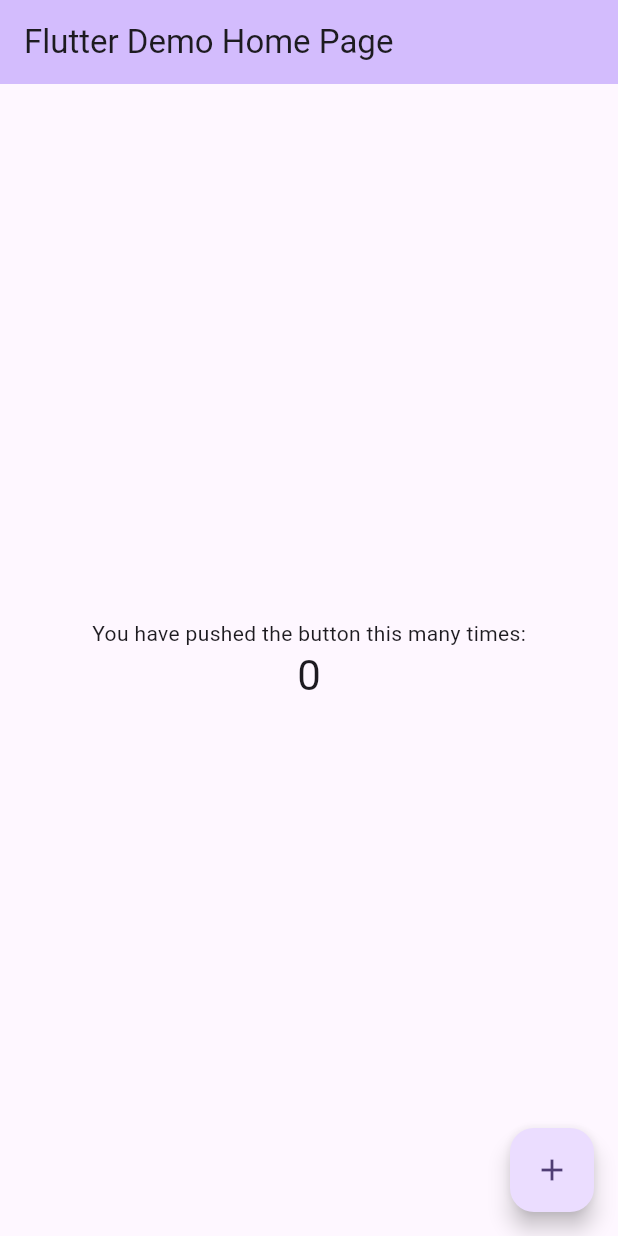
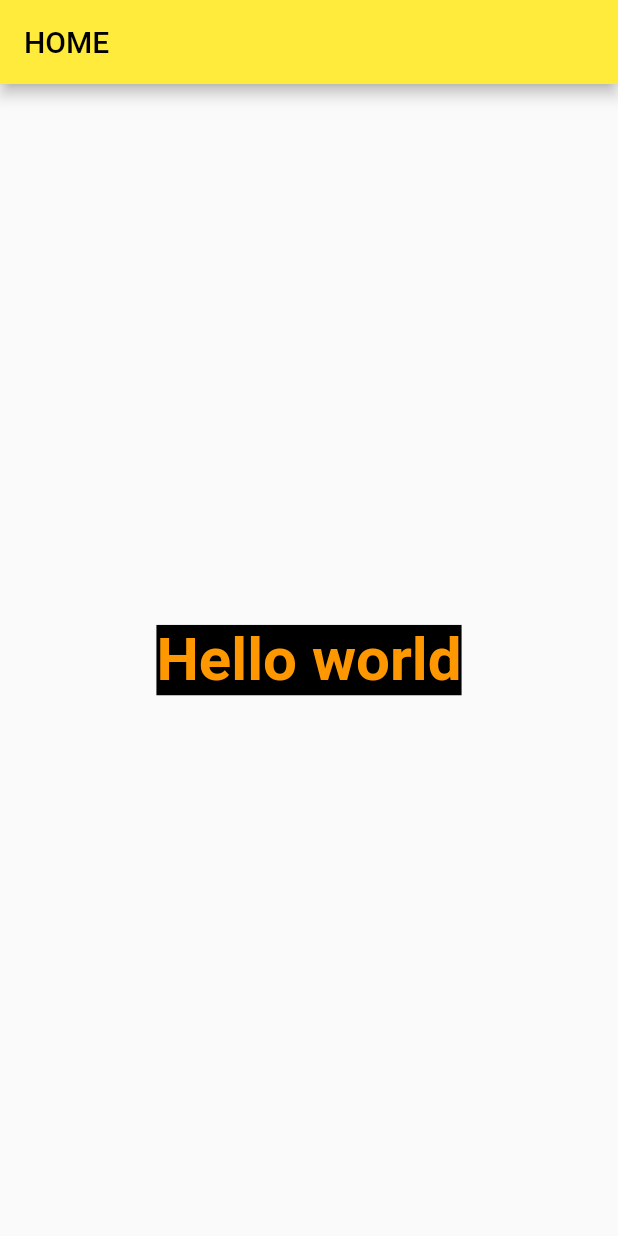
Before and after one commit to Nvtuan2002/Flutter_Radiation, a Flutter app: the screen it shows after launch, on a phone screen of 412 x 824 dp. Run offline on Flutter 3.47's test engine with Material 2 defaults, Android fonts, the phone set to English and light mode, and no system bars.

Commit message:
Update main.dart

```diff
--- a/hello_world/lib/main.dart
+++ b/hello_world/lib/main.dart
@@ -1,3 +1,4 @@
+/*
 import 'package:flutter/material.dart';
 
 void main() {
@@ -123,3 +124,55 @@ class _MyHomePageState extends State<MyHomePage> {
     );
   }
 }
+*/
+
+import 'package:flutter/material.dart';
+
+void main() {
+  runApp(const MyApp());
+}
+
+class MyApp extends StatelessWidget {
+  const MyApp({super.key});
+
+  @override
+  Widget build(BuildContext context) {
+    return MaterialApp(
+        title: 'Flutter Hello World',
+        theme: ThemeData(primarySwatch: Colors.blue),
+        home: const MyHomePage(
+          title: "HOME",
+        ));
+  }
+}
+
+class MyHomePage extends StatefulWidget {
+  const MyHomePage({Key? key, required this.title}) : super(key: key);
+  final String title;
+  @override
+  State<MyHomePage> createState() => _MyHomePageState();
+}
+
+class _MyHomePageState extends State<MyHomePage> {
+  @override
+  Widget build(BuildContext context) {
+    return Scaffold(
+        appBar: AppBar(
+          backgroundColor: Colors.yellow,
+          title: Text(
+            widget.title, //Home
+            style: const TextStyle(color: Colors.black),
+          ),
+        ),
+        body: const Center(
+          child: Text(
+            "Hello world",
+            style: TextStyle(
+                color: Colors.orange,
+                fontSize: 40,
+                fontWeight: FontWeight.bold,
+                backgroundColor: Colors.black),
+          ),
+        ));
+  }
+}
```
